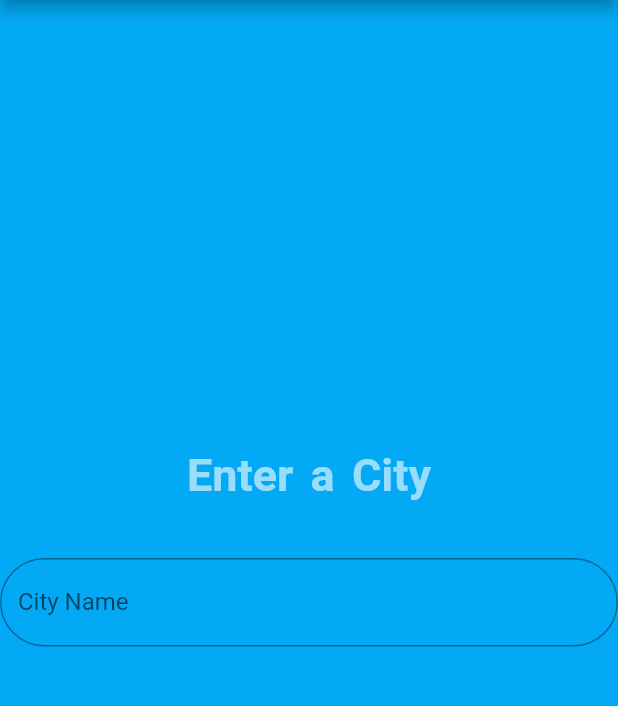
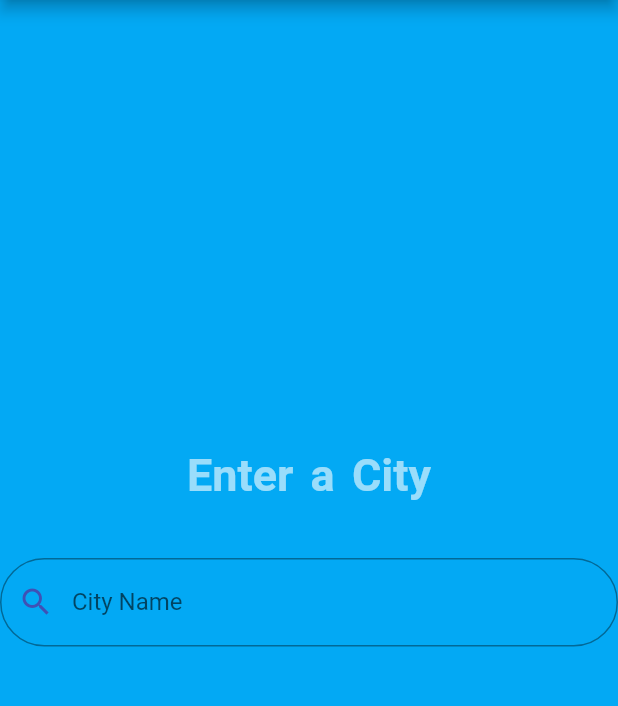
Before and after one commit to HassanEmad0010/weather-App, a Flutter app: the screen it shows after launch, after a tap on the "search" icon, on a phone screen of 412 x 824 dp, the part 84-790 px from its top. Run offline on Flutter 3.47's test engine with Material 2 defaults, Android fonts, the phone set to English and light mode, and no system bars; our stand-ins replace bloc, flutter_bloc.

Commit message:
Everything is working well

```diff
--- a/lib/layout/home_screen.dart
+++ b/lib/layout/home_screen.dart
@@ -39,7 +39,7 @@ class HomeScreen extends StatelessWidget {
         BlocBuilder<WeatherCubit,WeatherState>(
           builder: (conwdtext,state) {
            if(state is WeatherFailedState) {
-             return Container(color: Colors.cyan, child: const Text("Error No data"),);
+             return Container(color: Colors.cyan, child: Center(child: const Text("Something went wrong \n Please search Again",style: TextStyle(fontSize: 20),)),);
            }
            else if (state is WeatherGetState)
              {
--- a/lib/modules/search_page.dart
+++ b/lib/modules/search_page.dart
@@ -57,21 +57,11 @@ class SearchPage extends StatelessWidget {
                         color: Colors.yellowAccent,
                       ),
                     ),
+                      prefixIconColor: Colors.indigo,
+                      prefixIcon: Icon(Icons.search_sharp)
                     //fillColor: Colors.green
                   ),
 
-               /* decoration: const InputDecoration(
-                  enabledBorder: OutlineInputBorder(
-                    borderSide: BorderSide(
-                      width: 3,
-                      color: Colors.indigo,
-                    ),
-                  ),
-                  prefixIconColor: Colors.indigo,
-                  fillColor: Colors.white60,
-                  prefixIcon: Icon(Icons.search_sharp),
-
-                ),*/
 
                 onFieldSubmitted: (value) {
                   //await BlocProvider.of<WeatherCubit>(context).getWeather(cityName: value);
@@ -81,6 +71,8 @@ class SearchPage extends StatelessWidget {
                       Navigator.pop(context);
                     }).catchError((e) {
                       print(" _____from search error $e");
+                      WeatherCubit.get(context).failedWeather();
+                      Navigator.pop(context);
                     });
                   }
 
```
Also changed, not shown: lib/cubic/WeatherCubic/Weather_cubit.dart (+7 -17 lines).
